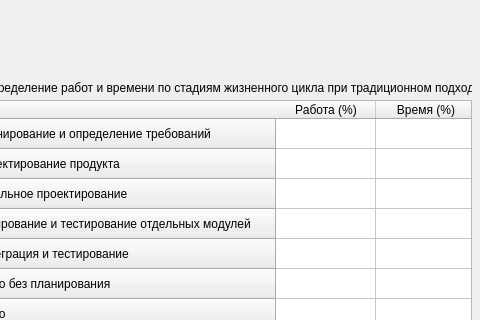
The window that lab6/lab6.ui (OverldAndrey/8sem_economics_of_software_engineering) describes before a commit, drawn with Qt 5; both pictures show x 789 to 1269 and y 0 to 320 of the 1269 by 576 pixel window.
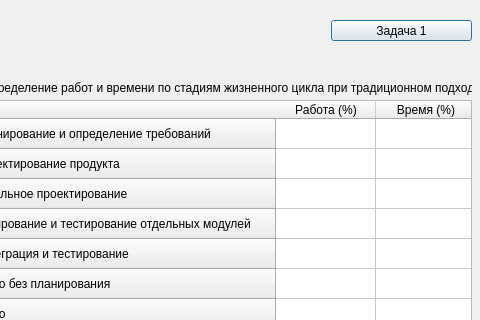
The same window after the commit.

Commit message: complete tasks

Patch:
```diff
--- a/lab6/lab6.ui
+++ b/lab6/lab6.ui
@@ -1032,6 +1032,19 @@
     <string>Распределение работ и времени по стадиям жизненного цикла при традиционном подходе</string>
    </property>
   </widget>
+  <widget class="QPushButton" name="task1Button">
+   <property name="geometry">
+    <rect>
+     <x>1120</x>
+     <y>20</y>
+     <width>141</width>
+     <height>21</height>
+    </rect>
+   </property>
+   <property name="text">
+    <string>Задача 1</string>
+   </property>
+  </widget>
  </widget>
  <resources/>
  <connections/>
```
The commit also changes 1 other file.
